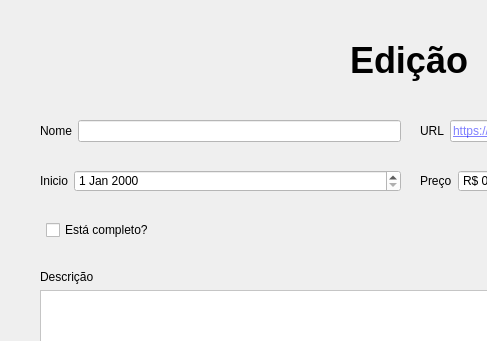
Qt form edicao.ui (ThiagoFBastos/Cursos---Qt) before a commit; both pictures show x 0 to 487 and y 0 to 341 of the 800 by 632 pixel window.
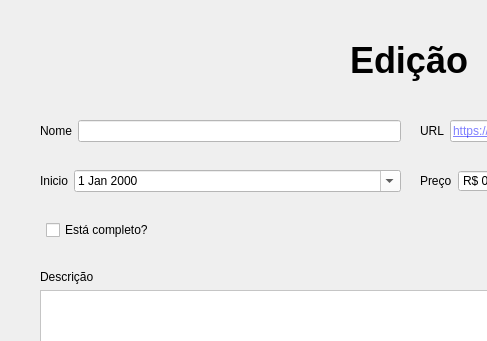
The same form after that commit.

Commit message: feat: adicionando resultados da validação na ui

Diff of the .ui file:
```diff
--- a/edicao.ui
+++ b/edicao.ui
@@ -144,6 +144,9 @@
 	background-color: white;
 }</string>
        </property>
+       <property name="calendarPopup">
+        <bool>true</bool>
+       </property>
       </widget>
      </item>
      <item row="0" column="0">
```
The commit also changes 7 other files.
